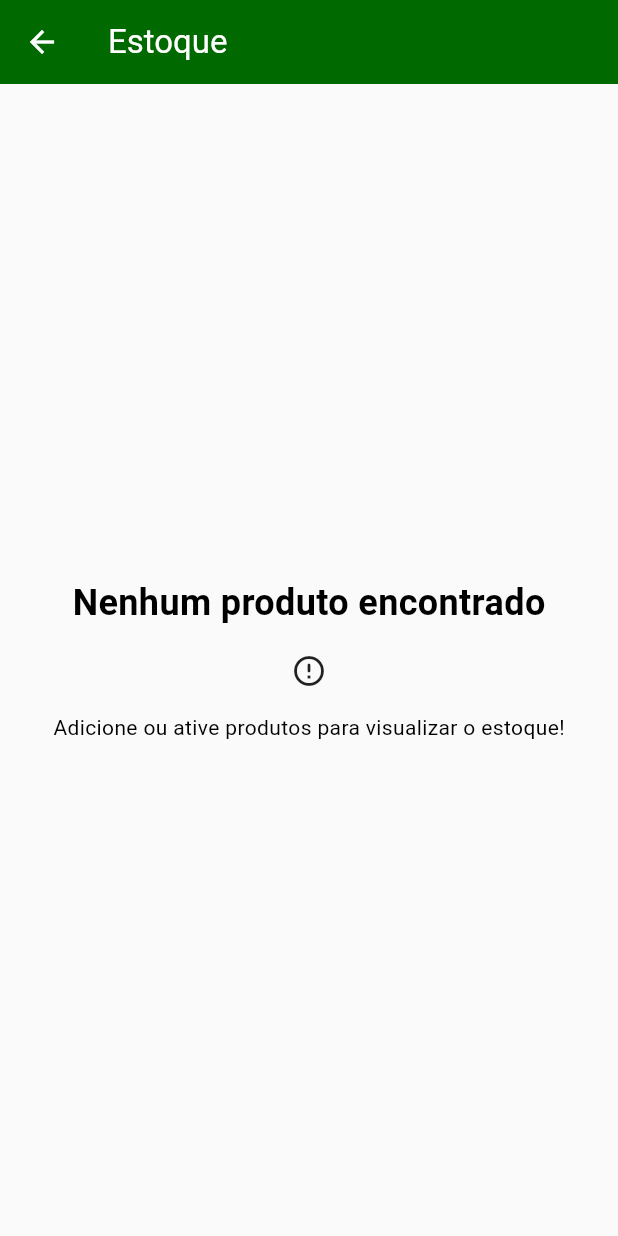
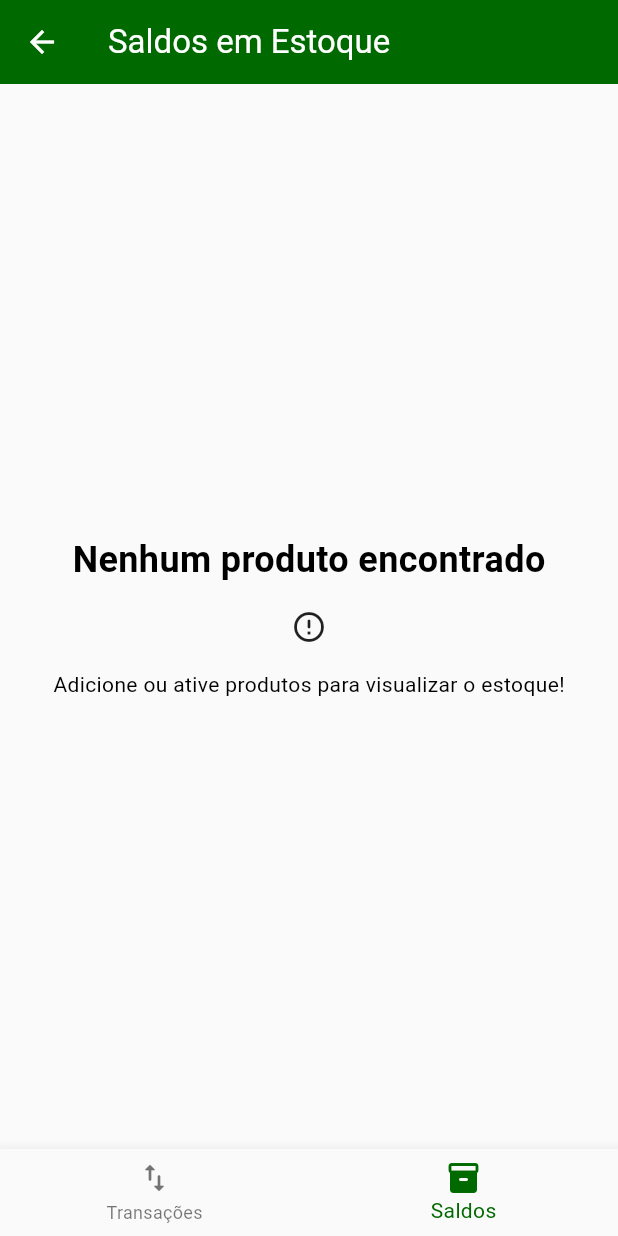
Before and after one commit to oJaciel/HADS_Jaciel_App-Gringos-Massas, a Flutter app: the AppDrawer widget shown alone on an empty page, opened directly, after a tap on "Saldos em Estoque", on a phone screen of 412 x 824 dp. Run offline on Flutter 3.47's test engine with Material 3 defaults, Android fonts, the phone set to English and light mode, and no system bars; our stand-ins replace fl_chart, flutter_multi_formatter, syncfusion_flutter_datepicker; network calls fail.

Commit message:
Visualização em Tabs
Implementada visualização em tabs para os módulos que possuem duas telas, e criada navegação mais simplificada e dinâmica.

Removido o antigo método de navegação para essas páginas.

```diff
--- a/lib/components/common/app_drawer.dart
+++ b/lib/components/common/app_drawer.dart
@@ -1,3 +1,5 @@
+import 'package:app_gringos_massas/pages/reports/reports_overview_page.dart';
+import 'package:app_gringos_massas/pages/stock/stock_overview_page.dart';
 import 'package:app_gringos_massas/utils/app_routes.dart';
 import 'package:flutter/material.dart';
 
@@ -137,7 +139,13 @@ class AppDrawer extends StatelessWidget {
                     ),
                     onTap: () {
                       Navigator.of(context).pop();
-                      Navigator.of(context).pushNamed(AppRoutes.STOCK);
+                      Navigator.push(
+                        context,
+                        MaterialPageRoute(
+                          builder: (_) =>
+                              StockOverviewPage(initShowBalance: true),
+                        ),
+                      );
                     },
                   ),
                   ListTile(
@@ -151,7 +159,7 @@ class AppDrawer extends StatelessWidget {
                     ),
                     onTap: () => Navigator.of(
                       context,
-                    ).pushNamed(AppRoutes.STOCK_TRANSACTION),
+                    ).pushNamed(AppRoutes.STOCK_OVERVIEW),
                   ),
                   Divider(color: colorScheme.primary),
                   SizedBox(height: 4),
@@ -180,7 +188,7 @@ class AppDrawer extends StatelessWidget {
                     ),
                     onTap: () {
                       Navigator.of(context).pop();
-                      Navigator.of(context).pushNamed(AppRoutes.SALE_REPORTS);
+                      Navigator.pushNamed(context, AppRoutes.REPORTS_OVERVIEW);
                     },
                   ),
                   ListTile(
@@ -194,7 +202,13 @@ class AppDrawer extends StatelessWidget {
                     ),
                     onTap: () {
                       Navigator.of(context).pop();
-                      Navigator.of(context).pushNamed(AppRoutes.STOCK_REPORTS);
+                      Navigator.push(
+                        context,
+                        MaterialPageRoute(
+                          builder: (_) =>
+                              ReportsOverviewPage(initShowStock: true),
+                        ),
+                      );
                     },
                   ),
                 ],
--- a/lib/pages/reports/sale_reports_page.dart
+++ b/lib/pages/reports/sale_reports_page.dart
@@ -20,9 +20,7 @@ class _ReportsPageState extends State<SaleReportsPage> {
   Widget build(BuildContext context) {
     final saleProvider = Provider.of<SaleProvider>(context);
 
-    return Scaffold(
-      appBar: AppBar(title: Text('Relatórios de Vendas')),
-      body: SingleChildScrollView(
+    return SingleChildScrollView(
       child: SafeArea(
         child: Padding(
           padding: const EdgeInsets.all(8.0),
@@ -123,7 +121,6 @@ class _ReportsPageState extends State<SaleReportsPage> {
           ),
         ),
       ),
-      ),
     );
   }
 }
--- a/lib/pages/reports/stock_reports_page.dart
+++ b/lib/pages/reports/stock_reports_page.dart
@@ -19,9 +19,7 @@ class _StockReportsPageState extends State<StockReportsPage> {
   Widget build(BuildContext context) {
     final stockProvider = Provider.of<StockProvider>(context);
 
-    return Scaffold(
-      appBar: AppBar(title: Text('Relatórios de Estoque')),
-      body: SingleChildScrollView(
+    return SingleChildScrollView(
       child: SafeArea(
         child: Padding(
           padding: const EdgeInsets.all(8),
@@ -56,7 +54,6 @@ class _StockReportsPageState extends State<StockReportsPage> {
           ),
         ),
       ),
-      ),
     );
   }
 }
--- /dev/null
+++ b/lib/pages/stock/stock_balance_page.dart
@@ -0,0 +1,55 @@
+import 'package:app_gringos_massas/components/stock/stock_page_item.dart';
+import 'package:app_gringos_massas/providers/product_provider.dart';
+import 'package:flutter/material.dart';
+import 'package:provider/provider.dart';
+
+class StockBalancePage extends StatelessWidget {
+  const StockBalancePage({super.key});
+
+  @override
+  Widget build(BuildContext context) {
+    final productsProvider = Provider.of<ProductProvider>(context);
+    final products = productsProvider.activeProducts;
+
+    return products.isNotEmpty
+        ? Padding(
+            padding: const EdgeInsets.all(8),
+            child: SafeArea(
+              child: Column(
+                children: [
+                  SizedBox(height: 10),
+                  Text(
+                    'Saldos em Estoque',
+                    style: TextStyle(fontWeight: FontWeight.bold, fontSize: 16),
+                  ),
+                  Flexible(
+                    child: ListView.builder(
+                      itemBuilder: (context, index) {
+                        return StockPageItem(products[index]);
+                      },
+                      itemCount: products.length,
+                    ),
+                  ),
+                  Text('*Listando somente os itens ativos'),
+                ],
+              ),
+            ),
+          )
+        : Center(
+            child: Column(
+              mainAxisAlignment: MainAxisAlignment.center,
+              crossAxisAlignment: CrossAxisAlignment.center,
+              children: [
+                Text(
+                  'Nenhum produto encontrado',
+                  style: TextStyle(fontWeight: FontWeight.bold, fontSize: 24),
+                ),
+                SizedBox(height: 16),
+                Icon(Icons.error_outline_rounded, size: 24),
+                SizedBox(height: 16),
+                Text('Adicione ou ative produtos para visualizar o estoque!'),
+              ],
+            ),
+          );
+  }
+}
--- /dev/null
+++ b/lib/pages/stock/stock_overview_page.dart
@@ -0,0 +1,62 @@
+import 'package:app_gringos_massas/pages/stock/stock_balance_page.dart';
+import 'package:app_gringos_massas/pages/stock/stock_transaction_page.dart';
+import 'package:flutter/material.dart';
+
+class StockOverviewPage extends StatefulWidget {
+  const StockOverviewPage({super.key, this.initShowBalance = false});
+
+  final bool initShowBalance;
+
+  @override
+  State<StockOverviewPage> createState() => _ReportsOverviewPageState();
+}
+
+class _ReportsOverviewPageState extends State<StockOverviewPage> {
+  late int _selectedIndex;
+
+  final List<Widget> _pages = const [StockTransactionPage(), StockBalancePage()];
+
+    @override
+  void initState() {
+    super.initState();
+    // Define o índice inicial com base nas flags recebidas pelo widget
+    if (widget.initShowBalance) {
+      _selectedIndex = 1;
+    } else {
+      _selectedIndex = 0;
+    }
+  }
+
+  void _onItemTapped(int index) {
+    setState(() {
+      _selectedIndex = index;
+    });
+  }
+
+  @override
+  Widget build(BuildContext context) {
+    final theme = Theme.of(context);
+
+    return Scaffold(
+      appBar: AppBar(title: Text(_selectedIndex == 0 ? 'Transações de Estoque' : 'Saldos em Estoque'),),
+      body: SafeArea(child: _pages[_selectedIndex]),
+      bottomNavigationBar: BottomNavigationBar(
+        currentIndex: _selectedIndex,
+        onTap: _onItemTapped,
+        selectedItemColor: theme.primaryColor,
+        type: BottomNavigationBarType.fixed,
+        backgroundColor: theme.scaffoldBackgroundColor,
+        items: const [
+          BottomNavigationBarItem(
+            icon: Icon(Icons.swap_vert_rounded),
+            label: 'Transações',
+          ),
+          BottomNavigationBarItem(
+            icon: Icon(Icons.inventory_2_rounded),
+            label: 'Saldos',
+          ),
+        ],
+      ),
+    );
+  }
+}
--- a/lib/pages/stock/stock_page.dart
+++ /dev/null
@@ -1,61 +0,0 @@
-import 'package:app_gringos_massas/components/stock/stock_page_item.dart';
-import 'package:app_gringos_massas/providers/product_provider.dart';
-import 'package:flutter/material.dart';
-import 'package:provider/provider.dart';
-
-class StockPage extends StatelessWidget {
-  const StockPage({super.key});
-
-  @override
-  Widget build(BuildContext context) {
-    final productsProvider = Provider.of<ProductProvider>(context);
-    final products = productsProvider.activeProducts;
-
-    return Scaffold(
-      appBar: AppBar(title: Text('Estoque')),
-      body: products.isNotEmpty
-          ? Padding(
-              padding: const EdgeInsets.all(8),
-              child: SafeArea(
-                child: Column(
-                  children: [
-                    SizedBox(height: 10),
-                    Text(
-                      'Saldos em Estoque',
-                      style: TextStyle(
-                        fontWeight: FontWeight.bold,
-                        fontSize: 16,
-                      ),
-                    ),
-                    Flexible(
-                      child: ListView.builder(
-                        itemBuilder: (context, index) {
-                          return StockPageItem(products[index]);
-                        },
-                        itemCount: products.length,
-                      ),
-                    ),
-                    Text('*Listando somente os itens ativos'),
-                  ],
-                ),
-              ),
-            )
-          : Center(
-              child: Column(
-                mainAxisAlignment: MainAxisAlignment.center,
-                crossAxisAlignment: CrossAxisAlignment.center,
-                children: [
-                  Text(
-                    'Nenhum produto encontrado',
-                    style: TextStyle(fontWeight: FontWeight.bold, fontSize: 24),
-                  ),
-                  SizedBox(height: 16),
-                  Icon(Icons.error_outline_rounded, size: 24),
-                  SizedBox(height: 16),
-                  Text('Adicione ou ative produtos para visualizar o estoque!'),
-                ],
-              ),
-            ),
-    );
-  }
-}
--- a/lib/utils/app_routes.dart
+++ b/lib/utils/app_routes.dart
@@ -4,9 +4,11 @@ class AppRoutes {
   static const PRODUCT_FORM = '/product-form';
   static const SALES = '/sales';
   static const SALE_FORM = '/sale-form';
-  static const STOCK = '/stock';
+  static const STOCK_OVERVIEW = '/stock-overview';
+  static const STOCK_BALANCE = '/stock-balance';
   static const STOCK_TRANSACTION = '/stock-transaction';
   static const STOCK_TRANSACTION_FORM = '/stock-transaction-form';
+  static const REPORTS_OVERVIEW = '/reports_overview';
   static const SALE_REPORTS = '/sale-reports';
   static const STOCK_REPORTS = '/stock-reports';
 }
```
Also changed, not shown: lib/components/dialogs/select_reports_module_dialog.dart (deleted, +0 -46 lines), lib/components/dialogs/select_stock_module_dialog.dart (deleted, +0 -43 lines), lib/main.dart (+6 -3 lines), lib/pages/home_page.dart (+6 -14 lines), lib/pages/reports/reports_overview_page.dart (added, +61 -0 lines), lib/pages/stock/stock_transaction_page.dart (+2 -8 lines). Lines whose indentation alone changed are shown as unchanged.
